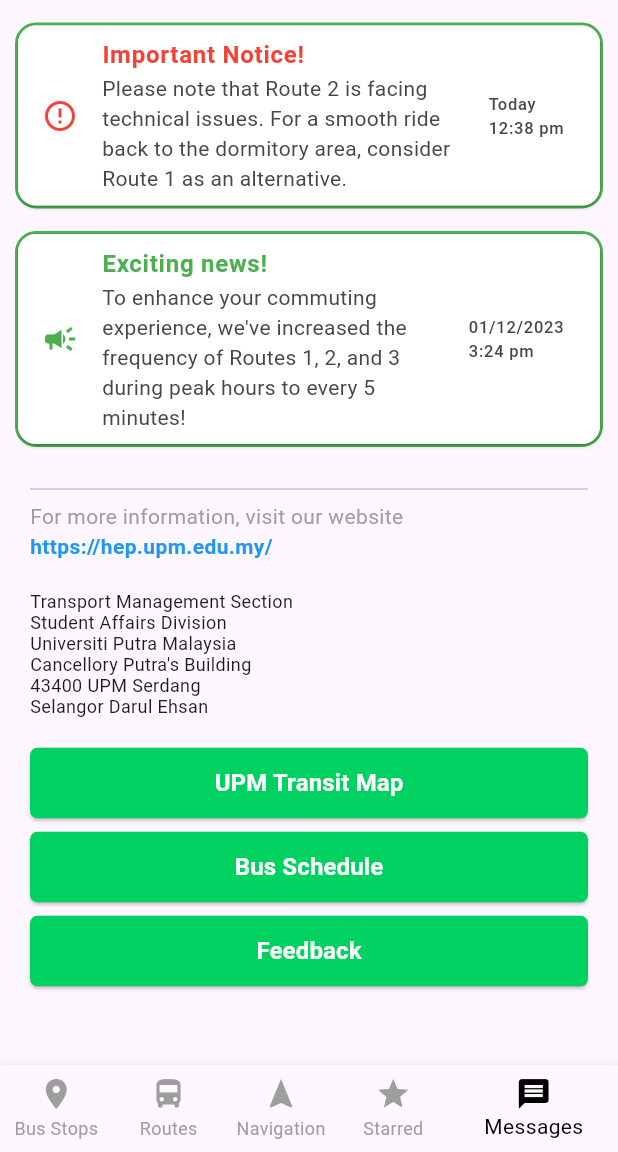
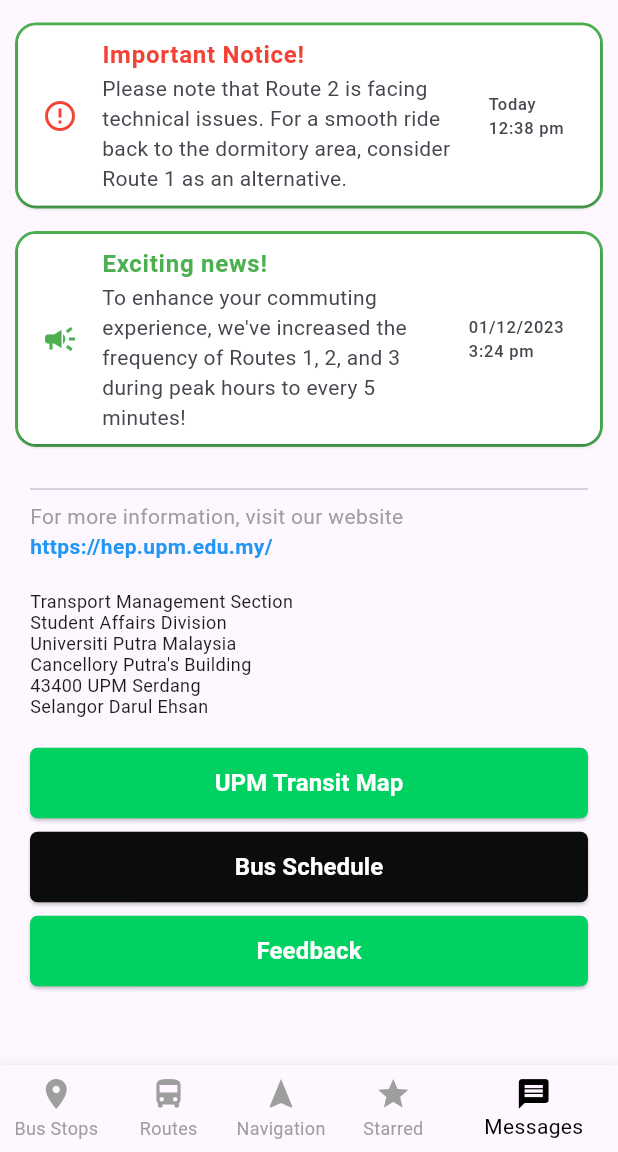
Before and after one commit to aqilsyamil/putra-bus, a Flutter app: the screen it shows after launch, item 5 of the bottom bar chosen, on a phone screen of 412 x 824 dp, the part 84-1236 px from its top. Run offline on Flutter 3.47's test engine with Material 3 defaults, Android fonts, the phone set to English and light mode, and no system bars; our stand-ins replace csv, geolocator, google_maps_flutter, location, sqflite; missing offline and left inert: mysql_client; accounts and stored records are empty.

Commit message:
make some changes for colour

```diff
--- a/putrabus/lib/BusRoutePage.dart
+++ b/putrabus/lib/BusRoutePage.dart
@@ -1436,7 +1436,7 @@ class _BusRoutePage extends State<BusRoutePage> {
         });
       },
       style: ElevatedButton.styleFrom(
-        primary: getButtonColor(route),
+        backgroundColor: getButtonColor(route),
         minimumSize: Size(400, 50),
         shape: RoundedRectangleBorder(
           borderRadius: BorderRadius.circular(0),
--- a/putrabus/lib/DriverLoginPage.dart
+++ b/putrabus/lib/DriverLoginPage.dart
@@ -278,7 +278,7 @@ class _DriverLoginPageState extends State<DriverLoginPage> {
             ElevatedButton(
               onPressed: isButtonEnabled ? () => login(context) : null,
               style: ElevatedButton.styleFrom(
-                primary: isButtonEnabled ? Color(0xFF00D161) : null,
+                backgroundColor: isButtonEnabled ? Color(0xFF00D161) : null,
                 padding: EdgeInsets.symmetric(vertical: 15, horizontal: 30),
                 shape: RoundedRectangleBorder(
                   borderRadius: BorderRadius.circular(10),
--- a/putrabus/lib/DutyPageRoute1.dart
+++ b/putrabus/lib/DutyPageRoute1.dart
@@ -978,7 +978,7 @@ class _DutyPageRoute1State extends State<DutyPageRoute1> {
                         ),
                       ),
                       style: ElevatedButton.styleFrom(
-                        primary: selectedButton == 'Low' ? Colors.green : Colors.green.withOpacity(0.3),
+                        backgroundColor: selectedButton == 'Low' ? Colors.green : Colors.green.withOpacity(0.3),
                         minimumSize: Size(120, 190),
                         shape: RoundedRectangleBorder(
                           borderRadius: BorderRadius.circular(5),
@@ -999,7 +999,7 @@ class _DutyPageRoute1State extends State<DutyPageRoute1> {
                         ),
                       ),
                       style: ElevatedButton.styleFrom(
-                        primary: selectedButton == 'Medium' ? Colors.yellow : Colors.yellow.withOpacity(0.3),
+                        backgroundColor: selectedButton == 'Medium' ? Colors.yellow : Colors.yellow.withOpacity(0.3),
                         minimumSize: Size(120, 190),
                         shape: RoundedRectangleBorder(
                           borderRadius: BorderRadius.circular(5),
@@ -1020,7 +1020,7 @@ class _DutyPageRoute1State extends State<DutyPageRoute1> {
                         ),
                       ),
                       style: ElevatedButton.styleFrom(
-                        primary: selectedButton == 'High' ? Colors.red : Colors.red.withOpacity(0.3),
+                        backgroundColor: selectedButton == 'High' ? Colors.red : Colors.red.withOpacity(0.3),
                         minimumSize: Size(120, 190),
                         shape: RoundedRectangleBorder(
                           borderRadius: BorderRadius.circular(8),
--- a/putrabus/lib/DutyPageRoute2.dart
+++ b/putrabus/lib/DutyPageRoute2.dart
@@ -381,7 +381,7 @@ class _DutyPageRoute2State extends State<DutyPageRoute2> {
                         ),
                       ),
                       style: ElevatedButton.styleFrom(
-                        primary: selectedButton == 'Low' ? Colors.green : Colors.green.withOpacity(0.3),
+                        backgroundColor: selectedButton == 'Low' ? Colors.green : Colors.green.withOpacity(0.3),
                         minimumSize: Size(120, 190),
                         shape: RoundedRectangleBorder(
                           borderRadius: BorderRadius.circular(5), // Reduced border radius
@@ -401,7 +401,7 @@ class _DutyPageRoute2State extends State<DutyPageRoute2> {
                         ),
                       ),
                       style: ElevatedButton.styleFrom(
-                        primary: selectedButton == 'Medium' ? Colors.yellow : Colors.yellow.withOpacity(0.3),
+                        backgroundColor: selectedButton == 'Medium' ? Colors.yellow : Colors.yellow.withOpacity(0.3),
                         minimumSize: Size(120, 190),
                         shape: RoundedRectangleBorder(
                           borderRadius: BorderRadius.circular(5), // Reduced border radius
@@ -421,7 +421,7 @@ class _DutyPageRoute2State extends State<DutyPageRoute2> {
                         ),
                       ),
                       style: ElevatedButton.styleFrom(
-                        primary: selectedButton == 'High' ? Colors.red : Colors.red.withOpacity(0.3),
+                        backgroundColor: selectedButton == 'High' ? Colors.red : Colors.red.withOpacity(0.3),
                         minimumSize: Size(120, 190),
                         shape: RoundedRectangleBorder(
                           borderRadius: BorderRadius.circular(8), // Reduced border radius
--- a/putrabus/lib/DutyPageRoute3.dart
+++ b/putrabus/lib/DutyPageRoute3.dart
@@ -436,7 +436,7 @@ class _DutyPageRoute3State extends State<DutyPageRoute3> {
                         ),
                       ),
                       style: ElevatedButton.styleFrom(
-                        primary: selectedButton == 'Low' ? Colors.green : Colors.green.withOpacity(0.3),
+                        backgroundColor: selectedButton == 'Low' ? Colors.green : Colors.green.withOpacity(0.3),
                         minimumSize: Size(120, 190),
                         shape: RoundedRectangleBorder(
                           borderRadius: BorderRadius.circular(5), // Reduced border radius
@@ -456,7 +456,7 @@ class _DutyPageRoute3State extends State<DutyPageRoute3> {
                         ),
                       ),
                       style: ElevatedButton.styleFrom(
-                        primary: selectedButton == 'Medium' ? Colors.yellow : Colors.yellow.withOpacity(0.3),
+                        backgroundColor: selectedButton == 'Medium' ? Colors.yellow : Colors.yellow.withOpacity(0.3),
                         minimumSize: Size(120, 190),
                         shape: RoundedRectangleBorder(
                           borderRadius: BorderRadius.circular(5), // Reduced border radius
@@ -476,7 +476,7 @@ class _DutyPageRoute3State extends State<DutyPageRoute3> {
                         ),
                       ),
                       style: ElevatedButton.styleFrom(
-                        primary: selectedButton == 'High' ? Colors.red : Colors.red.withOpacity(0.3),
+                        backgroundColor: selectedButton == 'High' ? Colors.red : Colors.red.withOpacity(0.3),
                         minimumSize: Size(120, 190),
                         shape: RoundedRectangleBorder(
                           borderRadius: BorderRadius.circular(8), // Reduced border radius
--- a/putrabus/lib/DutyPageRoute4.dart
+++ b/putrabus/lib/DutyPageRoute4.dart
@@ -489,7 +489,7 @@ class _DutyPageRoute4State extends State<DutyPageRoute4> {
                         ),
                       ),
                       style: ElevatedButton.styleFrom(
-                        primary: selectedButton == 'Low' ? Colors.green : Colors.green.withOpacity(0.3),
+                        backgroundColor: selectedButton == 'Low' ? Colors.green : Colors.green.withOpacity(0.3),
                         minimumSize: Size(120, 190),
                         shape: RoundedRectangleBorder(
                           borderRadius: BorderRadius.circular(5), // Reduced border radius
@@ -509,7 +509,7 @@ class _DutyPageRoute4State extends State<DutyPageRoute4> {
                         ),
                       ),
                       style: ElevatedButton.styleFrom(
-                        primary: selectedButton == 'Medium' ? Colors.yellow : Colors.yellow.withOpacity(0.3),
+                        backgroundColor: selectedButton == 'Medium' ? Colors.yellow : Colors.yellow.withOpacity(0.3),
                         minimumSize: Size(120, 190),
                         shape: RoundedRectangleBorder(
                           borderRadius: BorderRadius.circular(5), // Reduced border radius
@@ -529,7 +529,7 @@ class _DutyPageRoute4State extends State<DutyPageRoute4> {
                         ),
                       ),
                       style: ElevatedButton.styleFrom(
-                        primary: selectedButton == 'High' ? Colors.red : Colors.red.withOpacity(0.3),
+                        backgroundColor: selectedButton == 'High' ? Colors.red : Colors.red.withOpacity(0.3),
                         minimumSize: Size(120, 190),
                         shape: RoundedRectangleBorder(
                           borderRadius: BorderRadius.circular(8), // Reduced border radius
--- a/putrabus/lib/DutyPageRoute5.dart
+++ b/putrabus/lib/DutyPageRoute5.dart
@@ -531,7 +531,7 @@ class _DutyPageRoute5State extends State<DutyPageRoute5> {
                         ),
                       ),
                       style: ElevatedButton.styleFrom(
-                        primary: selectedButton == 'Low' ? Colors.green : Colors.green.withOpacity(0.3),
+                        backgroundColor: selectedButton == 'Low' ? Colors.green : Colors.green.withOpacity(0.3),
                         minimumSize: Size(120, 190),
                         shape: RoundedRectangleBorder(
                           borderRadius: BorderRadius.circular(5), // Reduced border radius
@@ -551,7 +551,7 @@ class _DutyPageRoute5State extends State<DutyPageRoute5> {
                         ),
                       ),
                       style: ElevatedButton.styleFrom(
-                        primary: selectedButton == 'Medium' ? Colors.yellow : Colors.yellow.withOpacity(0.3),
+                        backgroundColor: selectedButton == 'Medium' ? Colors.yellow : Colors.yellow.withOpacity(0.3),
                         minimumSize: Size(120, 190),
                         shape: RoundedRectangleBorder(
                           borderRadius: BorderRadius.circular(5), // Reduced border radius
@@ -571,7 +571,7 @@ class _DutyPageRoute5State extends State<DutyPageRoute5> {
                         ),
                       ),
                       style: ElevatedButton.styleFrom(
-                        primary: selectedButton == 'High' ? Colors.red : Colors.red.withOpacity(0.3),
+                        backgroundColor: selectedButton == 'High' ? Colors.red : Colors.red.withOpacity(0.3),
                         minimumSize: Size(120, 190),
                         shape: RoundedRectangleBorder(
                           borderRadius: BorderRadius.circular(8), // Reduced border radius
--- a/putrabus/lib/MessagesPage.dart
+++ b/putrabus/lib/MessagesPage.dart
@@ -227,8 +227,7 @@ class _MessagesPage extends State<MessagesPage> {
                     Expanded(
                       child: ElevatedButton(
                         style: ElevatedButton.styleFrom(
-                          primary: Color(0xFF00D161),
-                          onPrimary: Colors.white,
+                          foregroundColor: Colors.white, backgroundColor: Color(0xFF00D161),
                           padding: EdgeInsets.symmetric(horizontal: 20, vertical: 12), // Adjusted padding
                           shape: RoundedRectangleBorder(
                             borderRadius: BorderRadius.circular(5),
@@ -252,8 +251,7 @@ class _MessagesPage extends State<MessagesPage> {
                     Expanded(
                       child: ElevatedButton(
                         style: ElevatedButton.styleFrom(
-                          primary: Color(0xFF00D161),
-                          onPrimary: Colors.white,
+                          foregroundColor: Colors.white, backgroundColor: Color.fromARGB(255, 11, 12, 12),
                           padding: EdgeInsets.symmetric(horizontal: 20, vertical: 12), // Adjusted padding
                           shape: RoundedRectangleBorder(
                             borderRadius: BorderRadius.circular(5),
@@ -276,8 +274,7 @@ class _MessagesPage extends State<MessagesPage> {
                     Expanded(
                       child: ElevatedButton(
                         style: ElevatedButton.styleFrom(
-                          primary: Color(0xFF00D161),
-                          onPrimary: Colors.white,
+                          foregroundColor: Colors.white, backgroundColor: Color(0xFF00D161),
                           padding: EdgeInsets.symmetric(horizontal: 20, vertical: 12), // Adjusted padding
                           shape: RoundedRectangleBorder(
                             borderRadius: BorderRadius.circular(5),
```
Also changed, not shown: putrabus/pubspec.lock.
